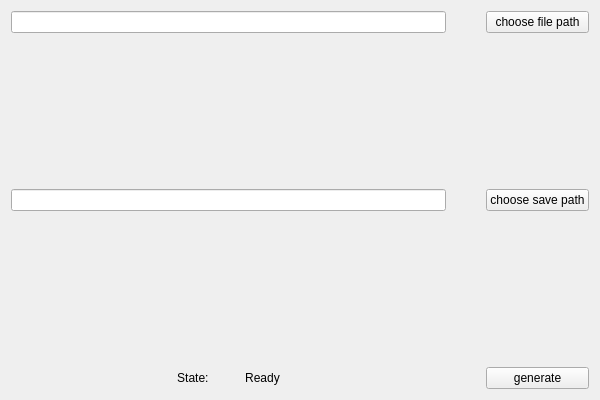
This is GenSo.ui in shawn-xsj/AutoGenerateSo as Qt 5 draws it before an edit. The edited form follows.
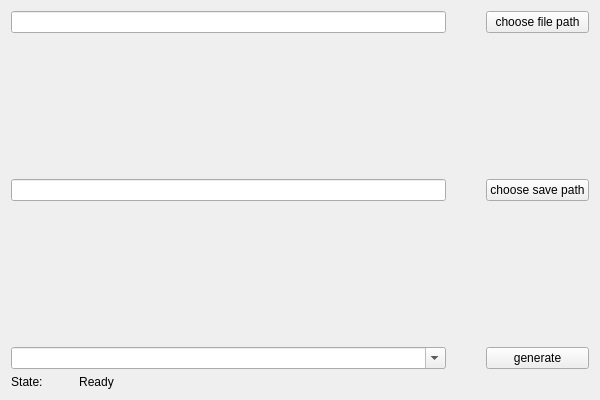
This is the edited form.

```diff
--- a/GenSo.ui
+++ b/GenSo.ui
@@ -33,7 +33,7 @@
     <set>Qt::AlignCenter</set>
    </property>
    <item row="1" column="0" colspan="2">
-    <layout class="QGridLayout" name="gridLayout" rowstretch="1,0,0,0,0,0" columnstretch="1,0,0">
+    <layout class="QGridLayout" name="gridLayout" rowstretch="1,0,0,0,0,0,0,0" columnstretch="1,0,0,0">
      <property name="sizeConstraint">
       <enum>QLayout::SetDefaultConstraint</enum>
      </property>
@@ -52,70 +52,85 @@
      <property name="spacing">
       <number>0</number>
      </property>
-     <item row="0" column="0">
-      <widget class="QLineEdit" name="show_file_path"/>
-     </item>
-     <item row="5" column="2">
+     <item row="6" column="3">
       <widget class="QPushButton" name="generate_button">
        <property name="text">
         <string>generate</string>
        </property>
       </widget>
      </item>
-     <item row="2" column="1">
-      <spacer name="horizontalSpacer_2">
-       <property name="orientation">
-        <enum>Qt::Horizontal</enum>
-       </property>
-       <property name="sizeHint" stdset="0">
-        <size>
-         <width>40</width>
-         <height>20</height>
-        </size>
-       </property>
-      </spacer>
-     </item>
-     <item row="0" column="2">
-      <widget class="QPushButton" name="choose_button">
-       <property name="text">
-        <string>choose file path</string>
-       </property>
-       <property name="autoExclusive">
-        <bool>true</bool>
-       </property>
-      </widget>
-     </item>
-     <item row="5" column="0">
-      <widget class="QLabel" name="show_result">
-       <property name="text">
-        <string>State:           Ready</string>
-       </property>
-       <property name="alignment">
-        <set>Qt::AlignCenter</set>
-       </property>
-      </widget>
-     </item>
-     <item row="1" column="2">
-      <spacer name="verticalSpacer_2">
-       <property name="orientation">
-        <enum>Qt::Vertical</enum>
-       </property>
-       <property name="sizeHint" stdset="0">
-        <size>
-         <width>20</width>
-         <height>20</height>
-        </size>
-       </property>
-      </spacer>
-     </item>
-     <item row="2" column="2">
+     <item row="2" column="3">
       <widget class="QPushButton" name="save_button">
        <property name="text">
         <string>choose save path</string>
        </property>
       </widget>
      </item>
-     <item row="3" column="2">
+     <item row="6" column="0">
+      <widget class="QComboBox" name="ModelName">
+       <property name="editable">
+        <bool>true</bool>
+       </property>
+       <property name="sizeAdjustPolicy">
+        <enum>QComboBox::AdjustToMinimumContentsLength</enum>
+       </property>
+       <property name="iconSize">
+        <size>
+         <width>10</width>
+         <height>16</height>
+        </size>
+       </property>
+       <item>
+        <property name="text">
+         <string/>
+        </property>
+       </item>
+       <item>
+        <property name="text">
+         <string>DR</string>
+        </property>
+       </item>
+       <item>
+        <property name="text">
+         <string>USS</string>
+        </property>
+       </item>
+       <item>
+        <property name="text">
+         <string>SIF</string>
+        </property>
+       </item>
+       <item>
+        <property name="text">
+         <string>AEB</string>
+        </property>
+       </item>
+       <item>
+        <property name="text">
+         <string>PLD</string>
+        </property>
+       </item>
+       <item>
+        <property name="text">
+         <string/>
+        </property>
+       </item>
+      </widget>
+     </item>
+     <item row="1" column="3">
+      <spacer name="verticalSpacer_2">
+       <property name="orientation">
+        <enum>Qt::Vertical</enum>
+       </property>
+       <property name="sizeHint" stdset="0">
+        <size>
+         <width>20</width>
+         <height>20</height>
+        </size>
+       </property>
+      </spacer>
+     </item>
+     <item row="3" column="3">
       <spacer name="verticalSpacer">
        <property name="orientation">
         <enum>Qt::Vertical</enum>
@@ -128,37 +143,73 @@
        </property>
       </spacer>
      </item>
-     <item row="0" column="1">
-      <spacer name="horizontalSpacer">
-       <property name="orientation">
-        <enum>Qt::Horizontal</enum>
-       </property>
-       <property name="sizeHint" stdset="0">
-        <size>
-         <width>40</width>
-         <height>20</height>
-        </size>
-       </property>
-      </spacer>
-     </item>
-     <item row="5" column="1">
-      <spacer name="horizontalSpacer_3">
-       <property name="orientation">
-        <enum>Qt::Horizontal</enum>
-       </property>
-       <property name="sizeHint" stdset="0">
-        <size>
-         <width>40</width>
-         <height>20</height>
-        </size>
-       </property>
-      </spacer>
-     </item>
      <item row="2" column="0">
-      <widget class="QLineEdit" name="show_save_path_2"/>
+      <widget class="QLineEdit" name="show_save_path"/>
+     </item>
+     <item row="0" column="3">
+      <widget class="QPushButton" name="choose_button">
+       <property name="text">
+        <string>choose file path</string>
+       </property>
+       <property name="autoExclusive">
+        <bool>true</bool>
+       </property>
+      </widget>
+     </item>
+     <item row="0" column="0">
+      <widget class="QLineEdit" name="show_file_path"/>
+     </item>
+     <item row="2" column="2">
+      <spacer name="horizontalSpacer_2">
+       <property name="orientation">
+        <enum>Qt::Horizontal</enum>
+       </property>
+       <property name="sizeHint" stdset="0">
+        <size>
+         <width>40</width>
+         <height>20</height>
+        </size>
+       </property>
+      </spacer>
+     </item>
+     <item row="6" column="2">
+      <spacer name="horizontalSpacer_3">
+       <property name="orientation">
+        <enum>Qt::Horizontal</enum>
+       </property>
+       <property name="sizeHint" stdset="0">
+        <size>
+         <width>40</width>
+         <height>20</height>
+        </size>
+       </property>
+      </spacer>
+     </item>
+     <item row="0" column="2">
+      <spacer name="horizontalSpacer">
+       <property name="orientation">
+        <enum>Qt::Horizontal</enum>
+       </property>
+       <property name="sizeHint" stdset="0">
+        <size>
+         <width>40</width>
+         <height>20</height>
+        </size>
+       </property>
+      </spacer>
      </item>
     </layout>
    </item>
+   <item row="2" column="0">
+    <widget class="QLabel" name="show_result">
+     <property name="text">
+      <string>State:           Ready</string>
+     </property>
+     <property name="alignment">
+      <set>Qt::AlignCenter</set>
+     </property>
+    </widget>
+   </item>
   </layout>
  </widget>
  <resources/>
```
